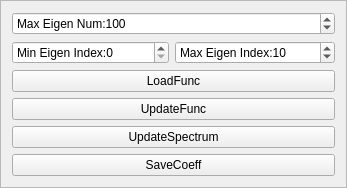
First picture: the form in Dev/ExpIA/spectrum.ui, repository samhu1989/DevBundle, before the edit.
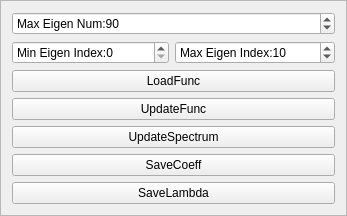
Second picture: the form after the edit.

Commit message: The spectrum tool is working

Patch:
```diff
--- a/Dev/ExpIA/spectrum.ui
+++ b/Dev/ExpIA/spectrum.ui
@@ -7,7 +7,7 @@
     <x>0</x>
     <y>0</y>
     <width>346</width>
-    <height>182</height>
+    <height>211</height>
    </rect>
   </property>
   <property name="sizePolicy">
@@ -57,7 +57,7 @@
       <number>100000</number>
      </property>
      <property name="value">
-      <number>100</number>
+      <number>90</number>
      </property>
     </widget>
    </item>
@@ -102,6 +102,13 @@
      </property>
     </widget>
    </item>
+   <item row="7" column="0" colspan="2">
+    <widget class="QPushButton" name="SaveLambda">
+     <property name="text">
+      <string>SaveLambda</string>
+     </property>
+    </widget>
+   </item>
   </layout>
  </widget>
  <resources/>
```
The commit also changes 8 other files.
